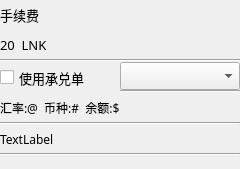
Qt form FeeChooseWidget.ui (HcashOrg/hx-indicator) before a commit.
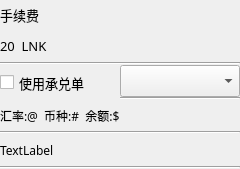
The same form after that commit.

The edit to the form file:
```diff
--- a/FeeChooseWidget.ui
+++ b/FeeChooseWidget.ui
@@ -251,7 +251,7 @@
      <property name="sizeHint" stdset="0">
       <size>
        <width>17</width>
-       <height>13</height>
+       <height>0</height>
       </size>
      </property>
     </spacer>
```
